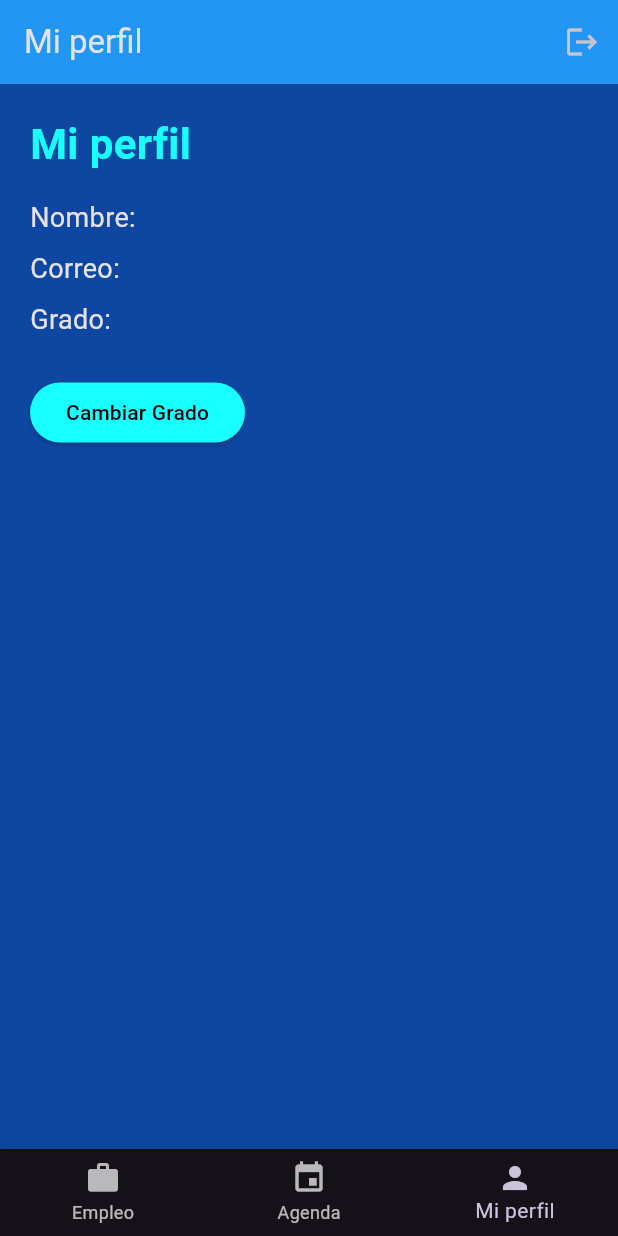
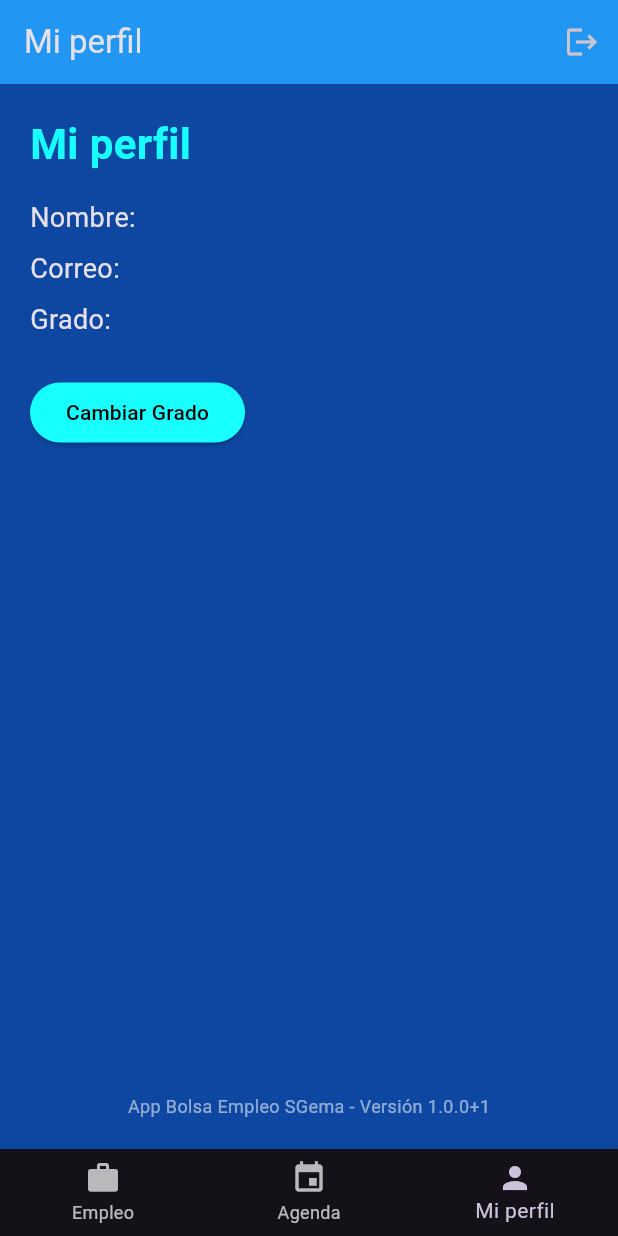
Before and after one commit to jordi-user/appbolsaempleo, a Flutter app: the PantallaPrincipal screen opened directly with empty values, item 3 of the bottom bar chosen, on a phone screen of 412 x 824 dp. Run offline on Flutter 3.47's test engine with Material 3 defaults, Android fonts, the phone set to English and light mode, and no system bars; our stand-ins replace cloud_firestore, firebase_auth, firebase_core; accounts and stored records are empty.

Commit message:
Versión añadida

```diff
--- a/lib/main.dart
+++ b/lib/main.dart
@@ -433,6 +433,7 @@ class _PerfilTabState extends State<PerfilTab> {
         final nombre = data['nombre'] ?? 'Sin nombre';
         final correo = data['email'] ?? user.email ?? 'Sin correo';
         final grado = data['ciclo'] ?? 'Sin grado';
+        const versionApp = "1.0.0+1";
 
         return Padding(
           padding: const EdgeInsets.all(20),
@@ -461,6 +462,13 @@ class _PerfilTabState extends State<PerfilTab> {
                 ),
                 onPressed: () => _mostrarDialogoEdicion(grado),
                 child: const Text('Cambiar Grado'),
+              ),
+              const Spacer(),
+              const Center(
+                child: Text(
+                  'App Bolsa Empleo SGema - Versión $versionApp',
+                  style: TextStyle(color: Colors.white54, fontSize: 12),
+                ),
               ),
             ],
           ),
```
